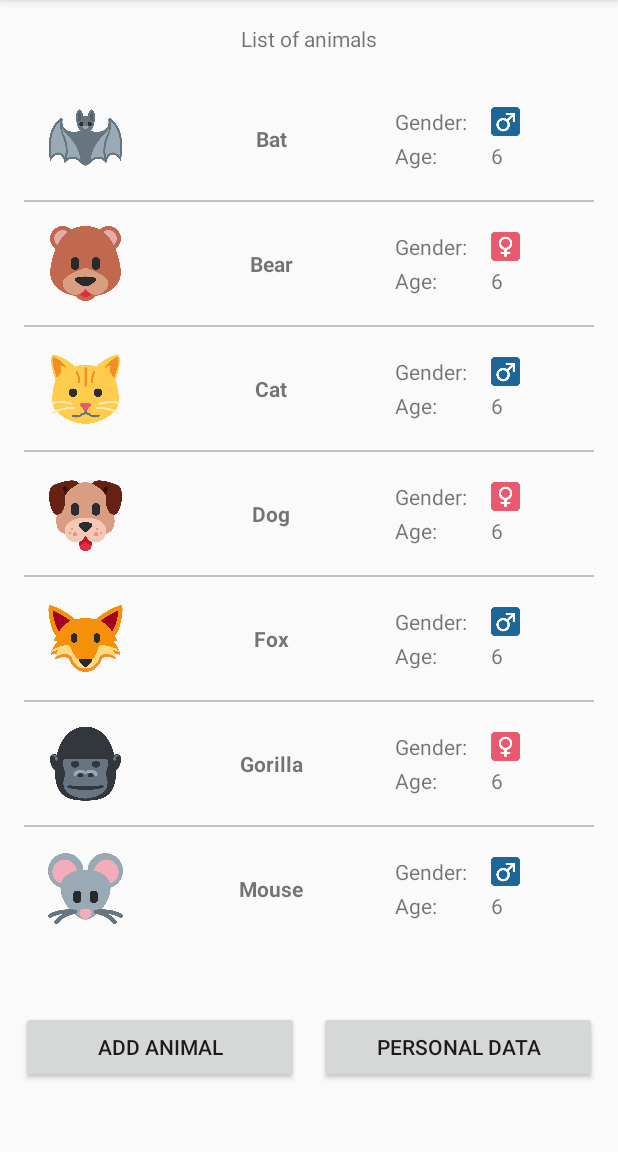
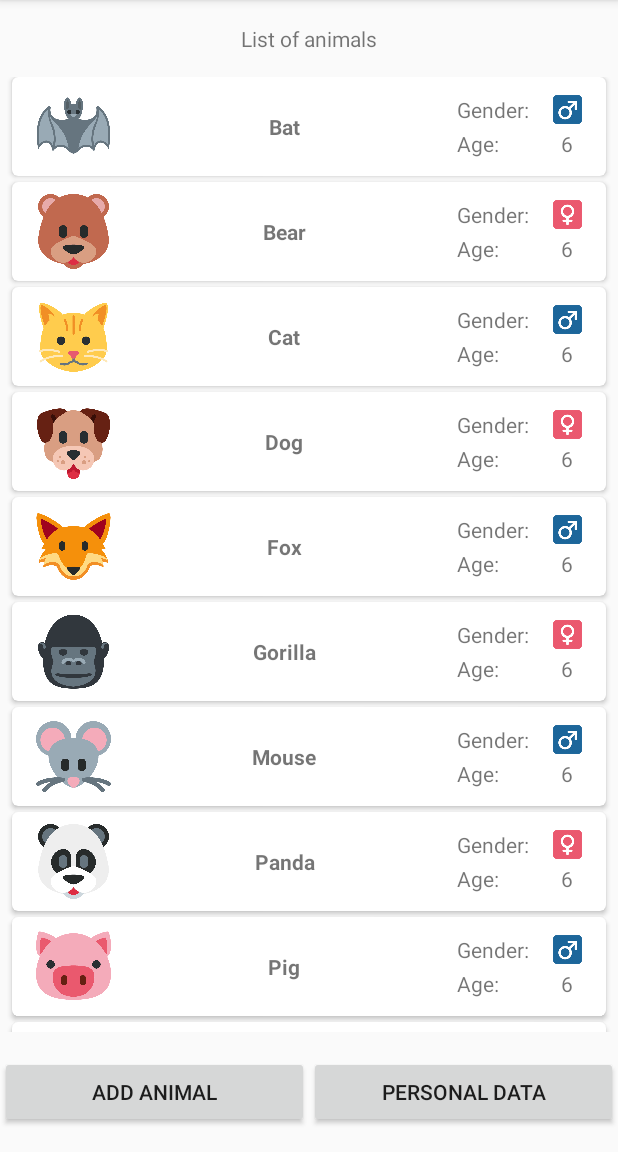
Before and after one commit to StippeJ/dhbw-ma-aufgabe3, an Android app: the screen it shows after launch (MainActivity), on a phone screen of 412 x 824 dp, the part 84-1236 px from its top. Run offline under Robolectric (Android 15) with nearby library versions, the phone set to English and light mode, and no system bars.

Commit message:
fix: Optimized layouts for RecyclerView

```diff
--- a/app/src/main/res/layout/activity_formatting_string.xml
+++ b/app/src/main/res/layout/activity_formatting_string.xml
@@ -19,6 +19,7 @@
     <EditText
         android:id="@+id/name_edit_text"
         android:layout_width="0dp"
+        android:maxWidth="100dp"
         android:layout_height="wrap_content"
         android:layout_marginTop="32dp"
         android:layout_marginStart="16dp"
@@ -33,6 +34,7 @@
     <EditText
         android:id="@+id/age_edit_text"
         android:layout_width="0dp"
+        android:maxWidth="100dp"
         android:layout_height="wrap_content"
         android:layout_marginTop="16dp"
         android:layout_marginStart="16dp"
@@ -47,6 +49,7 @@
     <EditText
         android:id="@+id/color_edit_text"
         android:layout_width="0dp"
+        android:maxWidth="100dp"
         android:layout_height="wrap_content"
         android:layout_marginTop="16dp"
         android:layout_marginStart="16dp"
--- a/app/src/main/res/layout/activity_main.xml
+++ b/app/src/main/res/layout/activity_main.xml
@@ -20,34 +20,34 @@
         android:id="@+id/recycler_view"
         android:layout_width="match_parent"
         android:layout_height="0dp"
-        app:layout_constraintHeight_percent="0.75"
+        app:layout_constrainedHeight="false"
         android:layout_marginTop="16dp"
-        android:layout_marginBottom="16dp"
+        android:scrollbars="vertical"
         app:layout_constraintTop_toBottomOf="@+id/heading"
         app:layout_constraintStart_toStartOf="parent"
         app:layout_constraintEnd_toEndOf="parent"
-        android:scrollbars="vertical" />
+        app:layout_constraintBottom_toTopOf="@+id/button_add_animal" />
 
     <Button
         android:id="@+id/button_add_animal"
         android:layout_width="0dp"
-        app:layout_constraintWidth_percent="0.45"
         android:layout_height="wrap_content"
         android:text="@string/add_animal"
+        android:layout_marginTop="16dp"
+        android:layout_marginBottom="16dp"
         app:layout_constraintTop_toBottomOf="@+id/recycler_view"
-        app:layout_constraintStart_toStartOf="parent"
+        app:layout_constraintStart_toStartOf="@+id/recycler_view"
         app:layout_constraintEnd_toStartOf="@+id/button_navigate"
         app:layout_constraintBottom_toBottomOf="parent" />
 
     <Button
         android:id="@+id/button_navigate"
         android:layout_width="0dp"
-        app:layout_constraintWidth_percent="0.45"
         android:layout_height="wrap_content"
         android:text="@string/personal_data"
         app:layout_constraintTop_toBottomOf="@+id/recycler_view"
         app:layout_constraintStart_toEndOf="@+id/button_add_animal"
-        app:layout_constraintEnd_toEndOf="parent"
-        app:layout_constraintBottom_toBottomOf="parent" />
+        app:layout_constraintEnd_toEndOf="@+id/recycler_view"
+        app:layout_constraintBaseline_toBaselineOf="@+id/button_add_animal" />
 
 </androidx.constraintlayout.widget.ConstraintLayout>
--- a/app/src/main/res/layout/item_animal.xml
+++ b/app/src/main/res/layout/item_animal.xml
@@ -1,21 +1,30 @@
 <?xml version="1.0" encoding="utf-8"?>
-<androidx.constraintlayout.widget.ConstraintLayout xmlns:android="http://schemas.android.com/apk/res/android"
+<androidx.cardview.widget.CardView xmlns:android="http://schemas.android.com/apk/res/android"
+    xmlns:app="http://schemas.android.com/apk/res-auto"
     android:layout_width="match_parent"
     android:layout_height="wrap_content"
-    xmlns:app="http://schemas.android.com/apk/res-auto">
+    android:layout_marginStart="8dp"
+    android:layout_marginEnd="8dp"
+    android:layout_marginBottom="4dp"
+    app:cardCornerRadius="4dp">
+
+    <androidx.constraintlayout.widget.ConstraintLayout
+        android:layout_width="match_parent"
+        android:layout_height="match_parent"
+        android:layout_marginTop="8dp"
+        android:layout_marginStart="16dp"
+        android:layout_marginEnd="16dp"
+        android:layout_marginBottom="8dp">
 
         <ImageView
             android:id="@+id/a_drawable"
             android:layout_width="0dp"
             android:layout_height="50dp"
             app:layout_constraintDimensionRatio="1:1"
-        android:layout_marginTop="16dp"
-        android:layout_marginStart="32dp"
-        android:layout_marginEnd="32dp"
-        android:layout_marginBottom="16dp"
             app:layout_constraintTop_toTopOf="parent"
             app:layout_constraintStart_toStartOf="parent"
             app:layout_constraintEnd_toStartOf="@+id/a_species"
+            app:layout_constraintBottom_toBottomOf="parent"
             android:contentDescription="@string/animal_picture" />
 
         <TextView
@@ -27,18 +36,11 @@
             android:maxLines="1"
             android:ellipsize="end"
             android:gravity="center"
-        app:layout_constraintEnd_toStartOf="@+id/guideline_titles"
+            app:layout_constraintTop_toTopOf="@id/a_drawable"
             app:layout_constraintStart_toEndOf="@+id/a_drawable"
-        app:layout_constraintTop_toTopOf="@id/a_drawable"
+            app:layout_constraintEnd_toStartOf="@+id/a_gender_title"
             app:layout_constraintBottom_toBottomOf="@+id/a_drawable"
             android:textStyle="bold" />
-
-    <androidx.constraintlayout.widget.Guideline
-        android:id="@+id/guideline_titles"
-        android:layout_width="wrap_content"
-        android:layout_height="wrap_content"
-        app:layout_constraintGuide_percent="0.6"
-        android:orientation="vertical" />
 
         <TextView
             android:id="@+id/a_gender_title"
@@ -49,7 +51,7 @@
             android:maxLines="1"
             android:ellipsize="end"
             app:layout_constraintTop_toTopOf="@id/a_drawable"
-        app:layout_constraintStart_toEndOf="@+id/guideline_titles"
+            app:layout_constraintEnd_toStartOf="@+id/a_gender"
             app:layout_constraintBottom_toTopOf="@+id/a_age_title"
             android:text="@string/gender_title" />
 
@@ -57,13 +59,10 @@
             android:id="@+id/a_age_title"
             android:layout_width="0dp"
             android:layout_height="wrap_content"
-        android:layout_marginStart="16dp"
-        android:layout_marginEnd="16dp"
             android:maxLines="1"
             android:ellipsize="end"
             app:layout_constraintTop_toBottomOf="@+id/a_gender_title"
-        app:layout_constraintStart_toEndOf="@+id/guideline_titles"
-        app:layout_constraintEnd_toEndOf="@+id/a_gender_title"
+            app:layout_constraintStart_toStartOf="@+id/a_gender_title"
             app:layout_constraintBottom_toBottomOf="@id/a_drawable"
             android:text="@string/age_title" />
 
@@ -71,11 +70,11 @@
             android:id="@+id/a_gender"
             android:layout_width="0dp"
             android:layout_height="0dp"
+            android:layout_marginStart="16dp"
+            android:layout_marginLeft="16dp"
             app:layout_constraintDimensionRatio="1:1"
-        android:layout_marginStart="16dp"
-        android:layout_marginEnd="16dp"
             app:layout_constraintTop_toTopOf="@+id/a_gender_title"
-        app:layout_constraintStart_toEndOf="@+id/a_gender_title"
+            app:layout_constraintEnd_toEndOf="parent"
             app:layout_constraintBottom_toBottomOf="@+id/a_gender_title"
             android:contentDescription="@string/animal_gender" />
 
@@ -83,21 +82,12 @@
             android:id="@+id/a_age"
             android:layout_width="0dp"
             android:layout_height="wrap_content"
-        android:layout_marginStart="16dp"
-        android:layout_marginEnd="16dp"
+            android:gravity="center"
             app:layout_constraintTop_toTopOf="@+id/a_age_title"
-        app:layout_constraintStart_toEndOf="@+id/a_gender_title"
+            app:layout_constraintStart_toStartOf="@+id/a_gender"
+            app:layout_constraintEnd_toEndOf="@+id/a_gender"
             app:layout_constraintBottom_toBottomOf="@+id/a_age_title" />
 
-    <View
-        android:layout_width="0dp"
-        android:layout_height="1dp"
-        android:layout_marginTop="16dp"
-        android:layout_marginStart="16dp"
-        android:layout_marginEnd="16dp"
-        app:layout_constraintTop_toBottomOf="@id/a_drawable"
-        app:layout_constraintStart_toStartOf="parent"
-        app:layout_constraintEnd_toEndOf="parent"
-        android:background="#c0c0c0" />
+    </androidx.constraintlayout.widget.ConstraintLayout>
 
-</androidx.constraintlayout.widget.ConstraintLayout>
+</androidx.cardview.widget.CardView>
```
Lines whose indentation alone changed are shown as unchanged.
